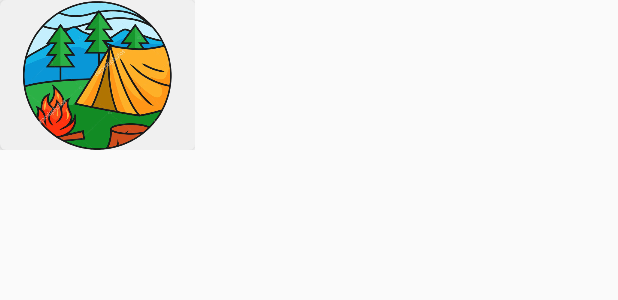
After one commit to knezo/android_tripOrganizer, an Android app: the layout comment_image_row.xml on its own in the app's theme, with its tools: preview values and no code run, on a phone screen of 412 x 824 dp. The commit adds this screen. Shown: the top 300 px of the screen. Run offline under Robolectric (Android 15) with nearby library versions, the phone set to English and light mode, and no system bars.

Commit message:
Retrive comments implemented

```diff
--- a/app/src/main/java/com/example/triporganizer/Helpers/TripAdapter.java
+++ b/app/src/main/java/com/example/triporganizer/Adapters/TripAdapter.java
@@ -1,4 +1,4 @@
-package com.example.triporganizer.Helpers;
+package com.example.triporganizer.Adapters;
 
 import android.content.Context;
 import android.content.Intent;
@@ -11,8 +11,9 @@ import androidx.annotation.NonNull;
 import androidx.cardview.widget.CardView;
 import androidx.recyclerview.widget.RecyclerView;
 
+import com.example.triporganizer.Helpers.Utils;
 import com.example.triporganizer.R;
-import com.example.triporganizer.Trip;
+import com.example.triporganizer.Models.Trip;
 import com.example.triporganizer.TripActivity;
 
 import java.util.ArrayList;
--- a/app/src/main/java/com/example/triporganizer/EditTripActivity.java
+++ b/app/src/main/java/com/example/triporganizer/EditTripActivity.java
@@ -18,6 +18,7 @@ import android.widget.TimePicker;
 import android.widget.Toast;
 
 import com.example.triporganizer.Helpers.Utils;
+import com.example.triporganizer.Models.Trip;
 import com.google.android.gms.tasks.OnSuccessListener;
 import com.google.android.libraries.places.api.Places;
 import com.google.android.libraries.places.api.model.Place;
--- a/app/src/main/java/com/example/triporganizer/MainActivity.java
+++ b/app/src/main/java/com/example/triporganizer/MainActivity.java
@@ -15,7 +15,8 @@ import androidx.drawerlayout.widget.DrawerLayout;
 import androidx.recyclerview.widget.LinearLayoutManager;
 import androidx.recyclerview.widget.RecyclerView;
 
-import com.example.triporganizer.Helpers.TripAdapter;
+import com.example.triporganizer.Adapters.TripAdapter;
+import com.example.triporganizer.Models.Trip;
 import com.google.android.material.floatingactionbutton.FloatingActionButton;
 import com.google.android.material.navigation.NavigationView;
 import com.google.firebase.auth.FirebaseAuth;
--- a/app/src/main/java/com/example/triporganizer/Comment.java
+++ b/app/src/main/java/com/example/triporganizer/Models/Comment.java
@@ -1,4 +1,4 @@
-package com.example.triporganizer;
+package com.example.triporganizer.Models;
 
 import java.util.ArrayList;
 
--- a/app/src/main/java/com/example/triporganizer/Trip.java
+++ b/app/src/main/java/com/example/triporganizer/Models/Trip.java
@@ -1,4 +1,4 @@
-package com.example.triporganizer;
+package com.example.triporganizer.Models;
 
 
 public class Trip {
--- a/app/src/main/java/com/example/triporganizer/NewTripActivity.java
+++ b/app/src/main/java/com/example/triporganizer/NewTripActivity.java
@@ -15,6 +15,7 @@ import android.widget.ImageButton;
 import android.widget.TimePicker;
 import android.widget.Toast;
 
+import com.example.triporganizer.Models.Trip;
 import com.google.android.libraries.places.api.Places;
 import com.google.android.libraries.places.api.model.Place;
 import com.google.android.libraries.places.widget.Autocomplete;
@@ -24,7 +25,6 @@ import com.google.firebase.auth.FirebaseAuth;
 import com.google.firebase.database.DatabaseReference;
 import com.google.firebase.database.FirebaseDatabase;
 
-import java.sql.Timestamp;
 import java.util.Arrays;
 import java.util.Calendar;
 import java.util.GregorianCalendar;
--- a/app/src/main/java/com/example/triporganizer/RegisterActivity.java
+++ b/app/src/main/java/com/example/triporganizer/RegisterActivity.java
@@ -14,6 +14,7 @@ import android.widget.ProgressBar;
 import android.widget.TextView;
 import android.widget.Toast;
 
+import com.example.triporganizer.Models.User;
 import com.google.android.gms.tasks.OnCompleteListener;
 import com.google.android.gms.tasks.Task;
 import com.google.firebase.auth.AuthResult;
--- a/app/src/main/java/com/example/triporganizer/TripActivity.java
+++ b/app/src/main/java/com/example/triporganizer/TripActivity.java
@@ -6,7 +6,6 @@ import androidx.appcompat.app.AppCompatActivity;
 import android.content.Intent;
 import android.net.Uri;
 import android.os.Bundle;
-import android.util.Log;
 import android.view.MenuItem;
 import android.view.View;
 import android.widget.Button;
@@ -17,6 +16,7 @@ import android.widget.Toast;
 
 import com.example.triporganizer.Helpers.DeleteTripDialog;
 import com.example.triporganizer.Helpers.Utils;
+import com.example.triporganizer.Models.Trip;
 import com.google.firebase.database.DataSnapshot;
 import com.google.firebase.database.DatabaseError;
 import com.google.firebase.database.DatabaseReference;
--- a/app/src/main/res/layout/activity_comments.xml
+++ b/app/src/main/res/layout/activity_comments.xml
@@ -70,13 +70,9 @@
         android:layout_marginTop="8dp"
         android:background="@color/greenish" />
 
-    <ImageView
-        android:id="@+id/imageView1"
-        android:layout_width="wrap_content"
-        android:layout_height="200dp"
-        />
 
     <androidx.recyclerview.widget.RecyclerView
+        android:id="@+id/rv_comments"
         android:padding="8dp"
         android:layout_width="match_parent"
         android:layout_height="match_parent">
--- /dev/null
+++ b/app/src/main/res/layout/comment_image_row.xml
@@ -0,0 +1,31 @@
+<?xml version="1.0" encoding="utf-8"?>
+<androidx.constraintlayout.widget.ConstraintLayout xmlns:android="http://schemas.android.com/apk/res/android"
+    android:layout_width="wrap_content"
+    android:layout_height="wrap_content"
+    xmlns:app="http://schemas.android.com/apk/res-auto"
+    android:layout_marginEnd="16dp">
+
+    <androidx.cardview.widget.CardView
+        android:layout_width="130dp"
+        android:layout_height="100dp"
+        app:cardCornerRadius="4dp"
+        app:cardElevation="4dp"
+        app:layout_constraintBottom_toBottomOf="parent"
+        app:layout_constraintEnd_toEndOf="parent"
+        app:layout_constraintStart_toStartOf="parent"
+        app:layout_constraintTop_toTopOf="parent"
+        app:cardBackgroundColor="@color/lightGray1">
+
+        <ImageView
+            android:id="@+id/iv_comment_image"
+            android:src="@drawable/camping2"
+            android:layout_width="match_parent"
+            android:layout_height="match_parent"/>
+
+
+
+    </androidx.cardview.widget.CardView>
+
+
+
+</androidx.constraintlayout.widget.ConstraintLayout>
--- a/app/src/main/res/values/colors.xml
+++ b/app/src/main/res/values/colors.xml
@@ -11,6 +11,7 @@
     <color name="transparentGray">#43CDCDCD</color>
     <color name="transpaent">#00FFFFFF</color>
     <color name="darkGray">#474747</color>
+    <color name="lightGray1">#F0F0F0</color>
 
 
 </resources>
--- a/app/src/main/res/values/strings.xml
+++ b/app/src/main/res/values/strings.xml
@@ -19,4 +19,6 @@
     <string name="map">Map</string>
     <string name="directions">Directions</string>
     <string name="comments_amp_pictures"><![CDATA[Comments & Pictures]]></string>
+    <string name="user">User:</string>
+    <string name="vrijeme_i_datum">vrijeme i datum</string>
 </resources>
```
Also changed, not shown: app/src/main/java/com/example/triporganizer/Adapters/CommentAdapter.java (added, +104 -0 lines), app/src/main/java/com/example/triporganizer/Adapters/CommentImageAdapter.java (added, +63 -0 lines), app/src/main/java/com/example/triporganizer/CommentsActivity.java (+47 -26 lines), app/src/main/java/com/example/triporganizer/Models/User.java (added, +15 -0 lines), app/src/main/java/com/example/triporganizer/User.java (deleted, +0 -15 lines), app/src/main/res/layout/comment_main_row.xml (+42 -8 lines).
